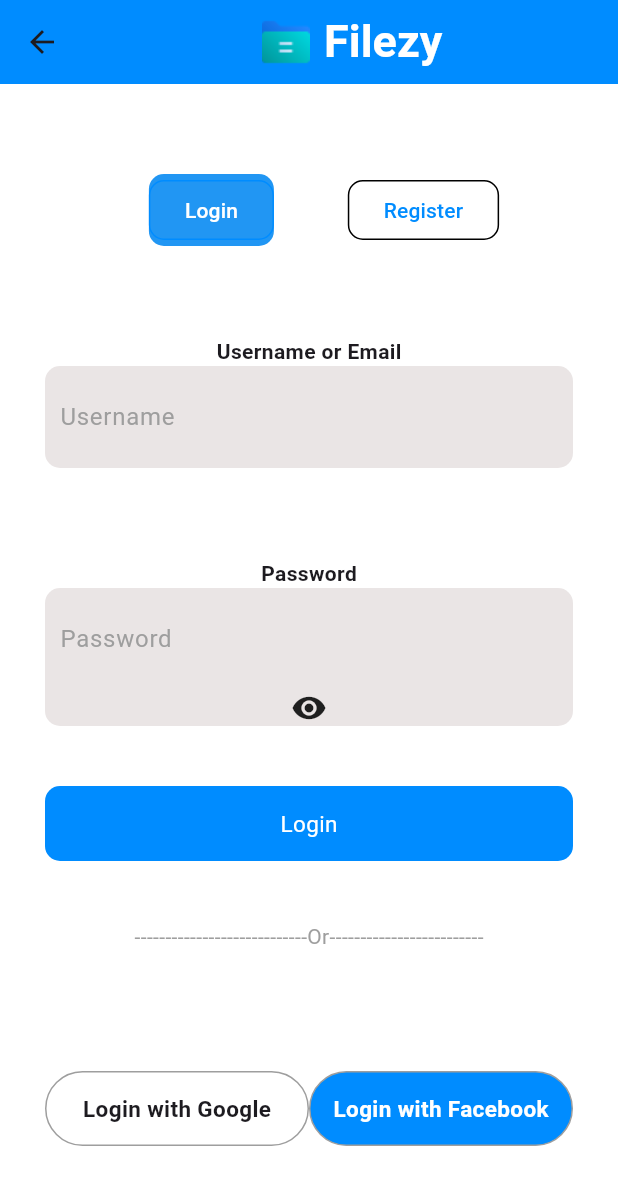
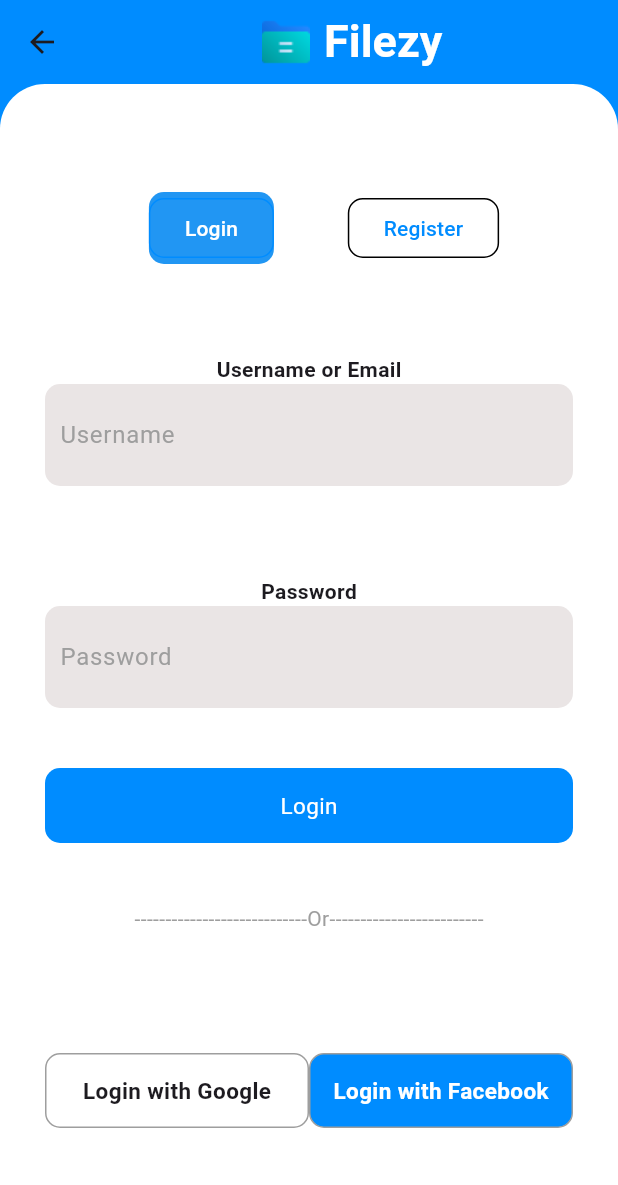
Before and after one commit to Jojo131313/filezy_project, a Flutter app: the LoginScreen screen opened directly, on a phone screen of 412 x 824 dp. Shown: the top 1185 px of the screen. Run offline on Flutter 3.47's test engine with Material 3 defaults, Android fonts, the phone set to English and light mode, and no system bars; our stand-ins replace shared_preferences; accounts and stored records are empty.

Commit message:
amélioration

```diff
--- a/lib/features/login/login.dart
+++ b/lib/features/login/login.dart
@@ -13,7 +13,7 @@
   Widget build(BuildContext context) {
     return Material(
       child: Scaffold(
-        backgroundColor: Color.fromARGB(255, 255, 255, 255),
+        backgroundColor: const Color.fromARGB(255, 0, 140, 255),
         appBar: AppBar(
           backgroundColor: const Color.fromARGB(255, 0, 140, 255),
           title: Row(
@@ -31,6 +31,10 @@
           ),
         ),
         body: Container(
+          decoration: BoxDecoration(
+              color: Colors.white,
+              borderRadius: BorderRadius.only(
+                  topLeft: Radius.circular(30), topRight: Radius.circular(30))),
           padding: EdgeInsets.all(30),
           child: Column(
             mainAxisAlignment: MainAxisAlignment.center,
@@ -133,7 +137,6 @@
                             border: InputBorder.none),
                       ),
                     ),
-                    Icon(Icons.remove_red_eye),
                   ],
                 ),
               ),
@@ -172,7 +175,7 @@
                       height: 50,
                       decoration: BoxDecoration(
                           border: Border.all(color: Colors.grey),
-                          borderRadius: BorderRadius.circular(50),
+                          borderRadius: BorderRadius.circular(10),
                           color: const Color.fromARGB(255, 255, 255, 255)),
                       child: Center(
                         child: Text(
@@ -191,7 +194,7 @@
                           height: 50,
                           decoration: BoxDecoration(
                               border: Border.all(color: Colors.grey),
-                              borderRadius: BorderRadius.circular(50),
+                              borderRadius: BorderRadius.circular(10),
                               color: const Color.fromARGB(255, 0, 140, 255)),
                           child: Center(
                             child: Text(
--- a/lib/main.dart
+++ b/lib/main.dart
@@ -13,7 +13,7 @@
   @override
   Widget build(BuildContext context) {
     return MaterialApp(
-      home: StartPage(),
+      home: Acceuil(),
       debugShowCheckedModeBanner: false,
     );
   }
--- a/pubspec.yaml
+++ b/pubspec.yaml
@@ -9,6 +9,7 @@
 dependencies:
   flutter:
     sdk: flutter
+  font_awesome_flutter: ^10.7.0
   shared_preferences: ^2.2.3
 
 dev_dependencies:
```
Also changed, not shown: lib/features/home/screens/acceuil.dart (+36 -16 lines), pubspec.lock.
